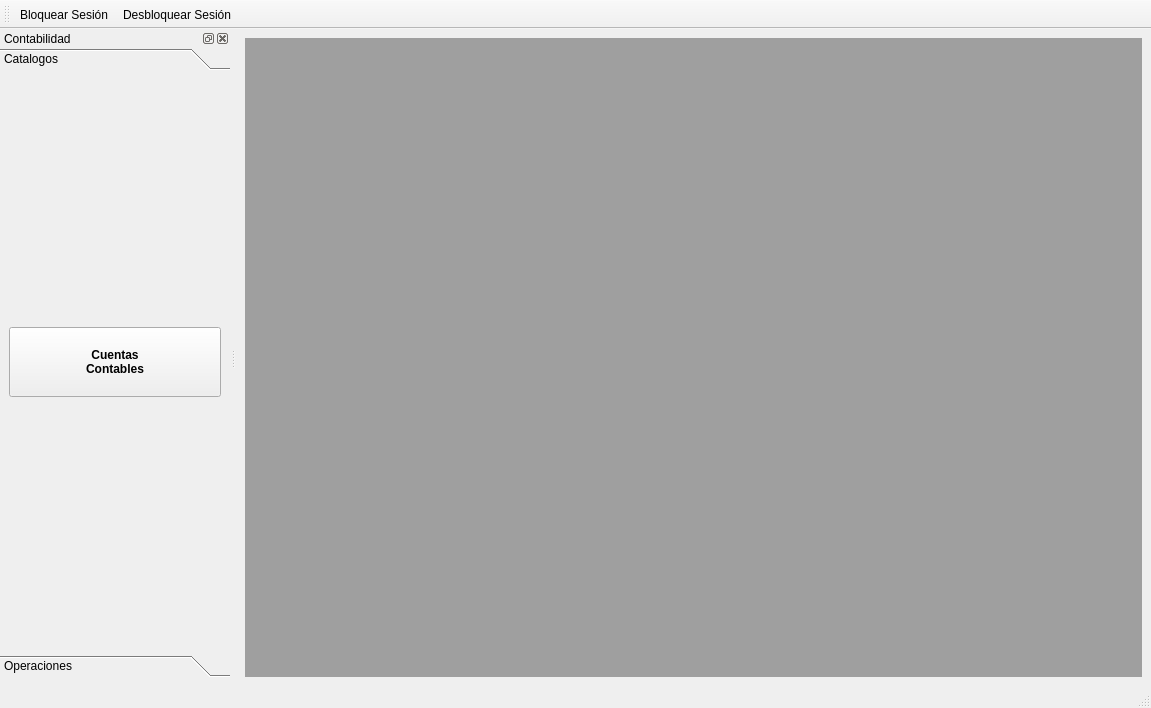
Qt form src/ui/mainwindowcontabilidad.ui (armonge/EsquipulasPy) before a commit.
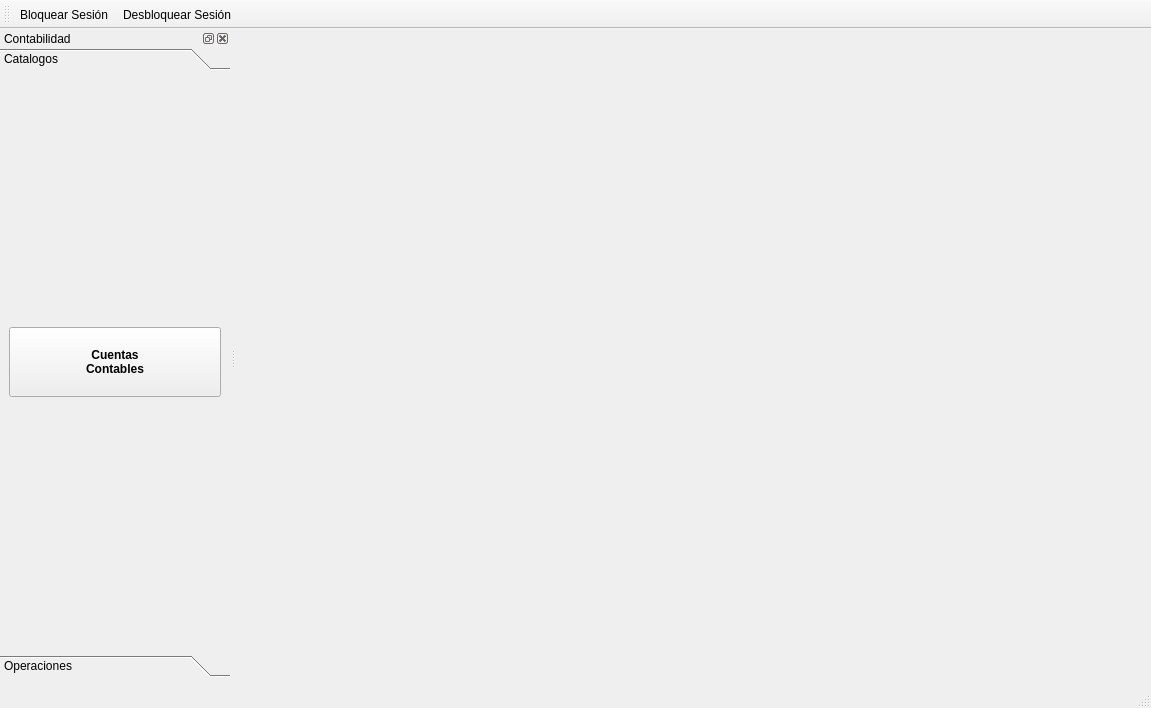
The same form after that commit. The open tabs and pages were chosen to show the change. Icons and pictures are not drawn.

```diff
--- a/src/ui/mainwindowcontabilidad.ui
+++ b/src/ui/mainwindowcontabilidad.ui
@@ -30,6 +30,15 @@
         <verstretch>0</verstretch>
        </sizepolicy>
       </property>
+      <property name="background">
+       <brush brushstyle="NoBrush">
+        <color alpha="255">
+         <red>125</red>
+         <green>124</green>
+         <blue>123</blue>
+        </color>
+       </brush>
+      </property>
       <property name="viewMode">
        <enum>QMdiArea::TabbedView</enum>
       </property>
```
Left out of the diff: 6 changed lines with no effect on the pictures.
